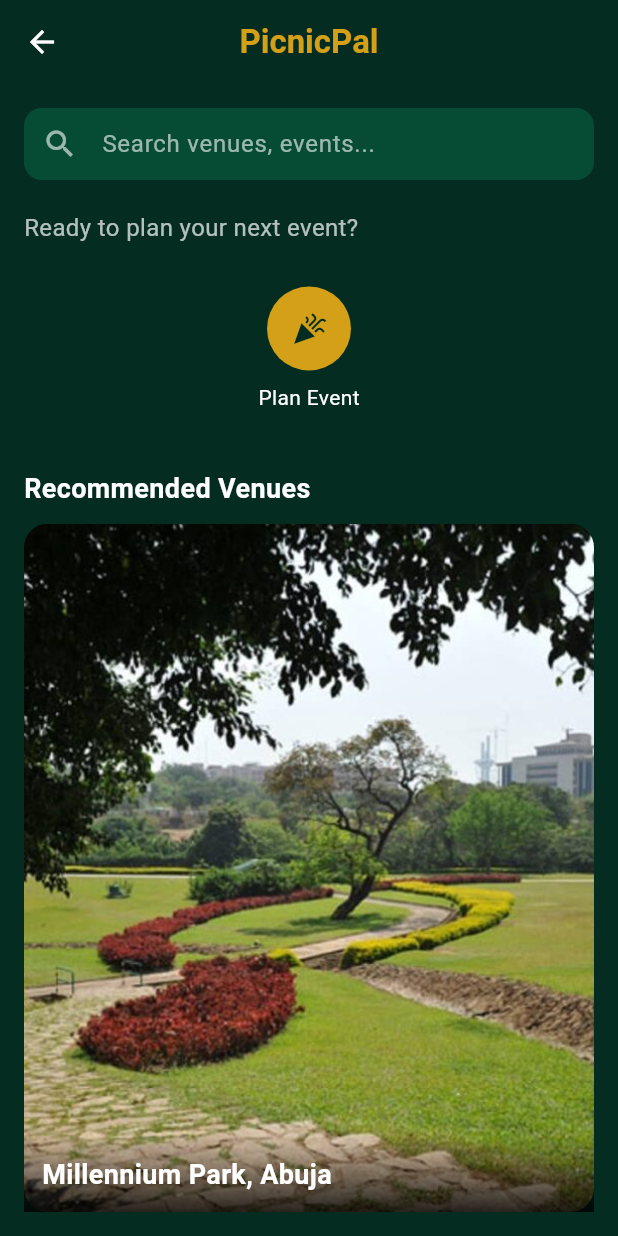
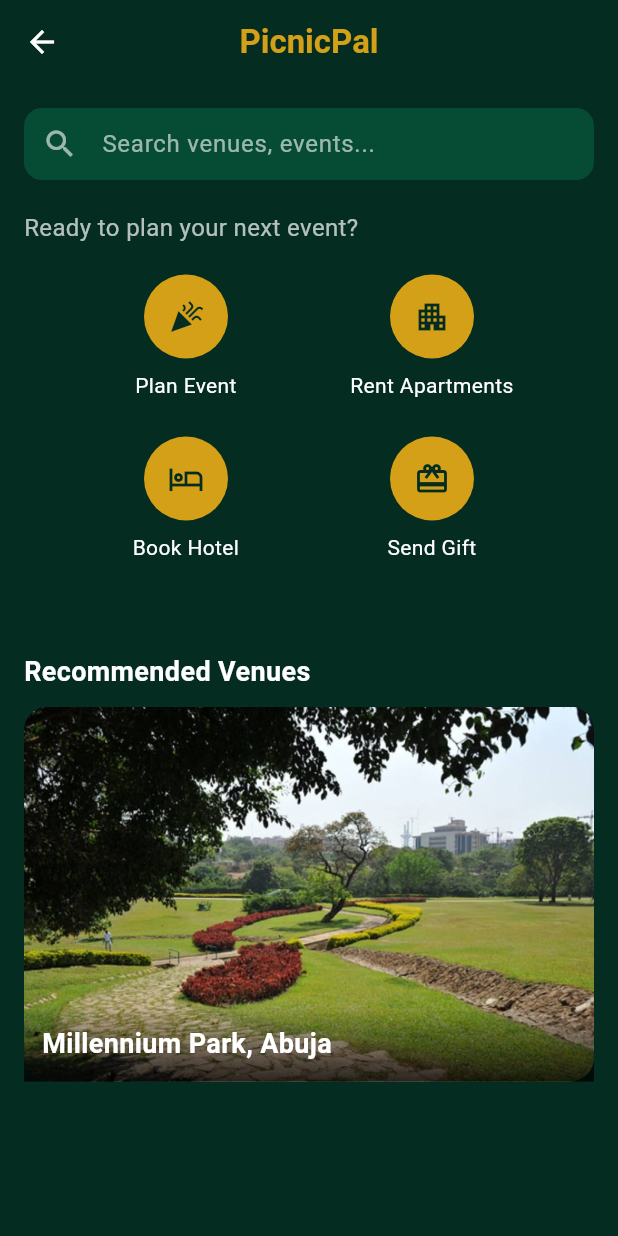
Before and after one commit to ufedoabdul4-coder/Picnic-pal-master-old, a Flutter app: the HomeScreen screen opened directly, on a phone screen of 412 x 824 dp. Run offline on Flutter 3.47's test engine with Material 3 defaults, Android fonts, the phone set to English and light mode, and no system bars; our stand-ins replace flutter_secure_storage, google_maps_flutter, googleapis_auth, image_picker, permission_handler, shared_preferences; missing offline and left inert: googleapis, record; accounts and stored records are empty.

Commit message:
fix: correct spelling of "Gemini" in README and improve layout in HomeScreen

```diff
--- a/lib/main.dart
+++ b/lib/main.dart
@@ -435,7 +435,8 @@ class _HomeScreenState extends State<HomeScreen> {
         ),
         centerTitle: true,
       ),
-      body: Padding(
+      body: SingleChildScrollView(
+        child: Padding(
           padding: const EdgeInsets.all(16.0),
           child: Column(
             crossAxisAlignment: CrossAxisAlignment.start,
@@ -461,42 +462,40 @@ class _HomeScreenState extends State<HomeScreen> {
                   style: TextStyle(fontSize: 16, color: theme.colorScheme.onSurface.withAlpha(179))),
               const SizedBox(height: 20),
               Center(
-              child: SizedBox(
-                height: 100,
-                width: 140, // Set a fixed width to show only one item
-                child: PageView(
-                  controller: PageController(viewportFraction: 1.0), // Each page takes the full viewport
+                child: Wrap(
+                  alignment: WrapAlignment.center,
+                  spacing: 24.0, // Horizontal space between items
+                  runSpacing: 24.0, // Vertical space between rows
                   children: [
                     _quickAction(Icons.celebration, 'Plan Event', () => _showPlanningOptions(context)),
-                    _quickAction(Icons.apartment_outlined, 'Rent Apartments', () { // New Item
+                    _quickAction(Icons.apartment_outlined, 'Rent Apartments', () {
                       ScaffoldMessenger.of(context).showSnackBar(const SnackBar(
                         content: Text("Apartment rentals coming soon!"),
                         backgroundColor: Color(0xFFD4A017),
                       ));
                     }),
-                    _quickAction(Icons.hotel_outlined, 'Book Hotel', () { // New Item
+                    _quickAction(Icons.hotel_outlined, 'Book Hotel', () {
                       ScaffoldMessenger.of(context).showSnackBar(const SnackBar(
                         content: Text("Hotel booking coming soon!"),
                         backgroundColor: Color(0xFFD4A017),
                       ));
                     }),
                     _quickAction(Icons.card_giftcard, 'Send Gift', () {
-                      // Placeholder for gift functionality
                       ScaffoldMessenger.of(context).showSnackBar(const SnackBar(
                         content: Text("Gift feature coming soon!"),
-                        backgroundColor: Color(0xFFD4A017), // Keep gold for snackbar
+                        backgroundColor: Color(0xFFD4A017),
                       ));
                     }),
                   ],
                 ),
               ),
-            ),
-            const SizedBox(height: 30),
+              const SizedBox(height: 60), // Increased space to move the section down
               Text('Recommended Venues',
                   style: TextStyle(fontSize: 18, color: theme.colorScheme.onSurface, fontWeight: FontWeight.bold)),
               const SizedBox(height: 10),
-            Expanded(child: _buildVenuesWidget()),
+              SizedBox(height: 250, child: _buildVenuesWidget()),
             ],
+          ),
         ),
       ),
     );
@@ -646,6 +645,8 @@ class _HomeScreenState extends State<HomeScreen> {
     final theme = Theme.of(context);
     return GestureDetector(
       onTap: onTap,
+      child: SizedBox(
+        width: 140, // Set a width to control the size of each item
         child: Column(
           mainAxisAlignment: MainAxisAlignment.center,
           children: [
@@ -655,8 +656,9 @@ class _HomeScreenState extends State<HomeScreen> {
               child: Icon(icon, color: theme.colorScheme.onPrimary),
             ),
             const SizedBox(height: 8),
-          Text(text, style: TextStyle(color: theme.colorScheme.onSurface)),
+            Text(text, style: TextStyle(color: theme.colorScheme.onSurface), textAlign: TextAlign.center),
           ],
+        ),
       ),
     );
   }
```
Also changed, not shown: 1 other file. Lines whose indentation alone changed are shown as unchanged.
